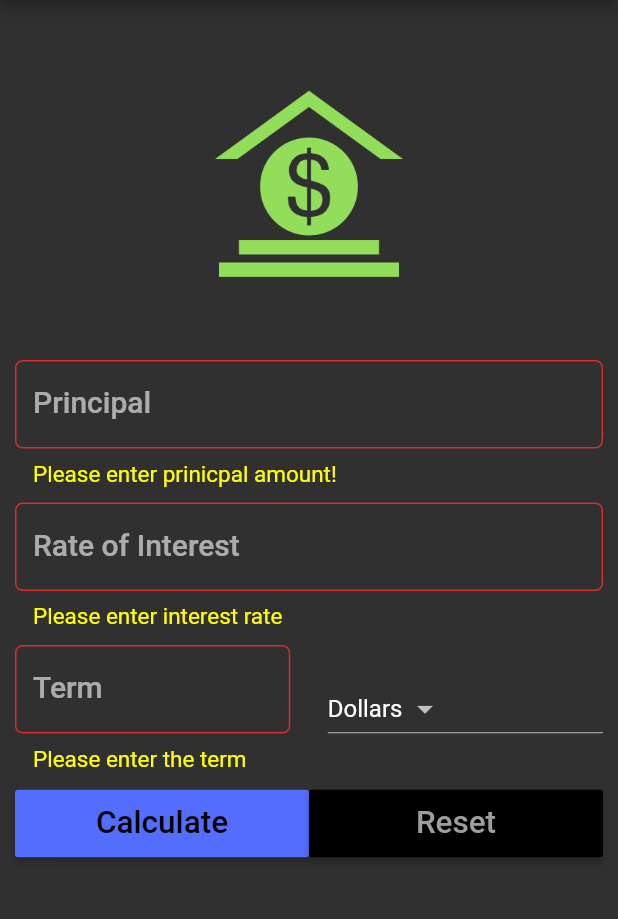
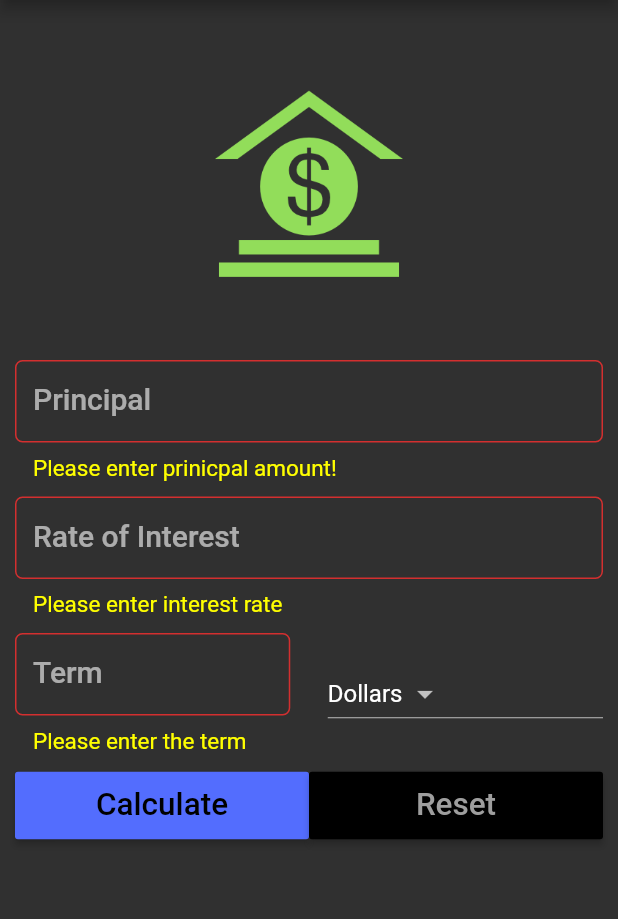
Before and after one commit to idlevandal/simple_interest_calc, a Flutter app: the screen it shows after launch, after a tap on "Calculate", on a phone screen of 412 x 824 dp, the part 84-1003 px from its top. Run offline on Flutter 3.47's test engine with Material 2 defaults, Android fonts, the phone set to English and light mode, and no system bars; our stand-ins replace validators.

```diff
--- a/lib/main.dart
+++ b/lib/main.dart
@@ -1,5 +1,6 @@
 import 'package:flutter/material.dart';
 import "package:intl/intl.dart";
+import 'package:validators/validators.dart';
 
 void main() => runApp(MyApp());
 
@@ -68,10 +69,17 @@ class _MyHomePageState extends State<MyHomePage> {
                     keyboardType: TextInputType.number,
                     style: textStyle,
                     validator: (String value) {
-                      return value.isEmpty ? 'Please enter prinicpal amount!' : null;
+                      if (value.isEmpty) {
+                        return 'Please enter prinicpal amount!';
+                      } else if (!isNumeric(value)){
+                        principalController.text = '';
+                        return 'Please enter only numerice values';
+                      } else {
+                        return null;
+                      }
                     },
                     decoration: InputDecoration(
-                      contentPadding: EdgeInsets.symmetric(vertical: 18.0, horizontal: 12.0),
+                      contentPadding: EdgeInsets.symmetric(vertical: 16.0, horizontal: 12.0),
                         labelText: 'Principal',
                         hintText: 'Enter Principal e.g. 1',
                         errorStyle: TextStyle(
@@ -89,10 +97,17 @@ class _MyHomePageState extends State<MyHomePage> {
                     keyboardType: TextInputType.number,
                     style: textStyle,
                     validator: (String value) {
-                      return value.isEmpty ? 'Please enter interest rate' : null;
+                      if (value.isEmpty) {
+                        return 'Please enter interest rate';
+                      } else if (!isNumeric(value)){
+                        rateController.text = '';
+                        return 'Please enter only numerice values';
+                      } else {
+                        return null;
+                      }
                     },
                     decoration: InputDecoration(
-                        contentPadding: EdgeInsets.symmetric(vertical: 18.0, horizontal: 12.0),
+                        contentPadding: EdgeInsets.symmetric(vertical: 16.0, horizontal: 12.0),
                         labelText: 'Rate of Interest',
                         hintText: 'In percent',
                         errorStyle: TextStyle(
@@ -112,10 +127,17 @@ class _MyHomePageState extends State<MyHomePage> {
                           keyboardType: TextInputType.number,
                           style: textStyle,
                           validator: (String value) {
-                            return value.isEmpty ? 'Please enter the term' : null;
+                            if (value.isEmpty) {
+                              return 'Please enter the term';
+                            } else if (!isNumeric(value)){
+                              termController.text = '';
+                              return 'Numeric values only!';
+                            } else {
+                              return null;
+                            }
                           },
                           decoration: InputDecoration(
-                              contentPadding: EdgeInsets.symmetric(vertical: 18.0, horizontal: 12.0),
+                              contentPadding: EdgeInsets.symmetric(vertical: 16.0, horizontal: 12.0),
                               labelText: 'Term',
                               hintText: 'Time in years',
                               errorStyle: TextStyle(
--- a/pubspec.yaml
+++ b/pubspec.yaml
@@ -24,6 +24,7 @@ dependencies:
   # Use with the CupertinoIcons class for iOS style icons.
   cupertino_icons: ^0.1.2
   intl: ^0.16.1
+  validators: ^2.0.0+1
 
 dev_dependencies:
   flutter_test:
```
Also changed, not shown: pubspec.lock.
